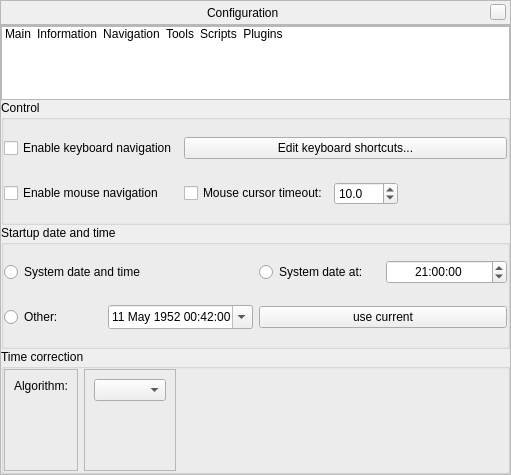
The window that src/gui/configurationDialog.ui (519984307/stellarium_src) describes before a commit, drawn with Qt 5.
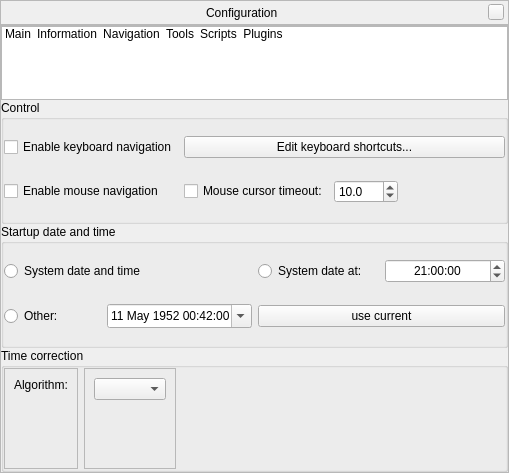
The same window after the commit. Icons and pictures are not drawn. Custom widgets are drawn as their Qt base class.

Commit message: added GUI for DeltaT algorithms management

Diff of the .ui file:
```diff
--- a/src/gui/configurationDialog.ui
+++ b/src/gui/configurationDialog.ui
@@ -6,8 +6,8 @@
    <rect>
     <x>0</x>
     <y>0</y>
-    <width>511</width>
-    <height>475</height>
+    <width>509</width>
+    <height>473</height>
    </rect>
   </property>
   <layout class="QVBoxLayout">
@@ -805,7 +805,7 @@
                 <enum>QFrame::Raised</enum>
                </property>
                <layout class="QVBoxLayout" name="verticalLayout_4">
-                <item>
+                <item alignment="Qt::AlignTop">
                  <widget class="QComboBox" name="deltaTAlgorithmComboBox"/>
                 </item>
                 <item>
```
The commit also changes 3 other files.
